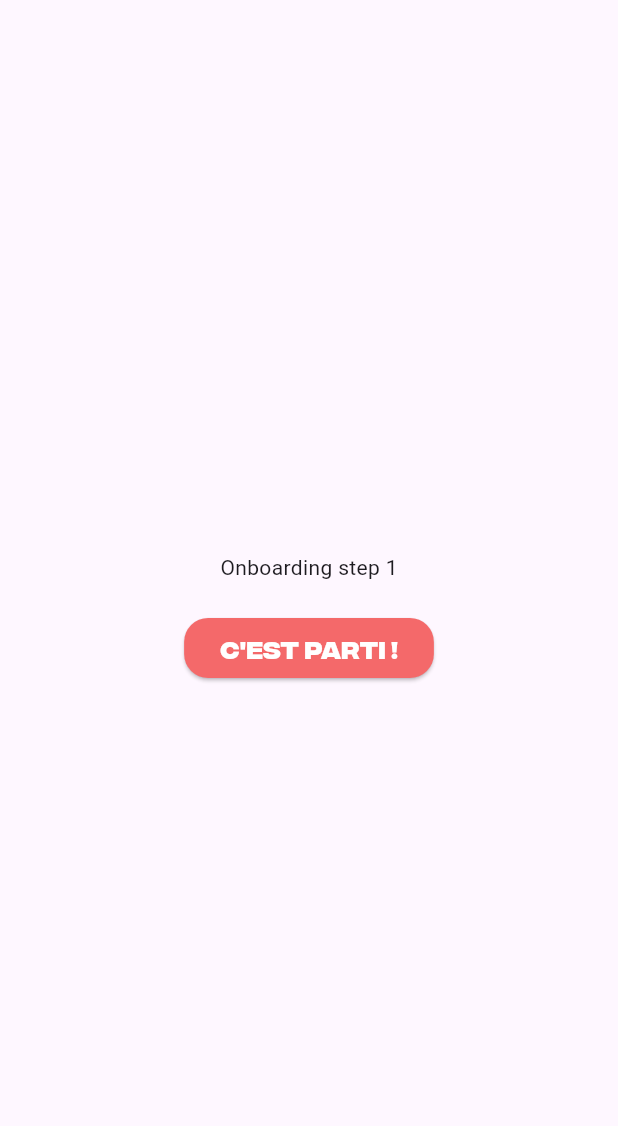
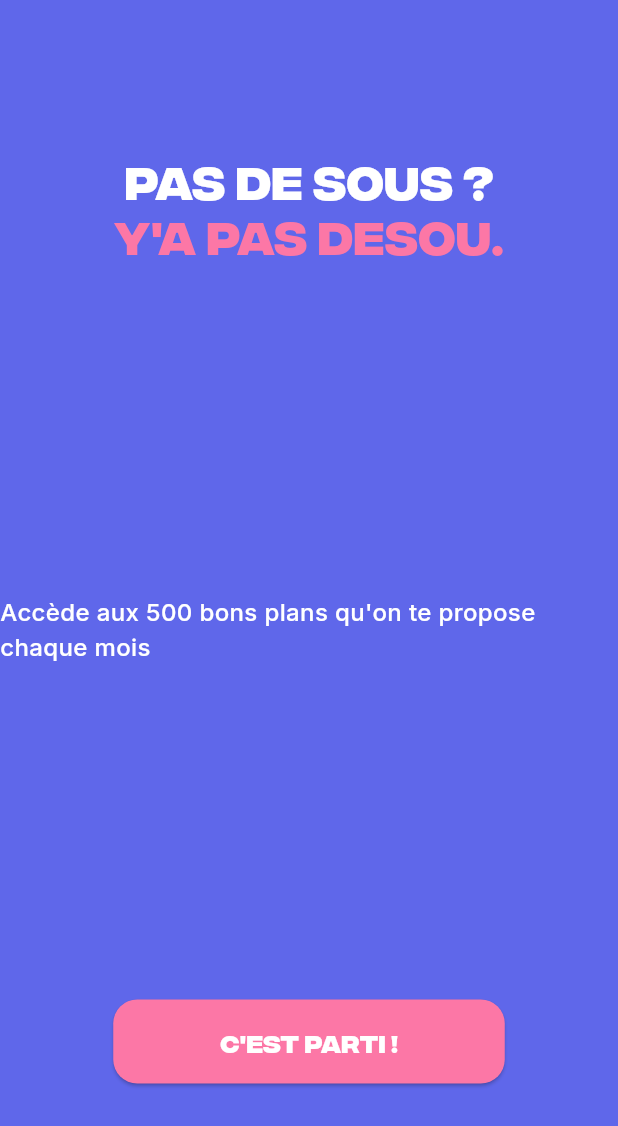
Before and after one commit to eliottignoble/feeder_app, a Flutter app: the screen it shows after launch, on a phone screen of 412 x 824 dp. Shown: the top 1126 px of the screen. Run offline on Flutter 3.47's test engine with Material 3 defaults, Android fonts, the light colour scheme and no system bars; our stand-ins replace go_router, shared_preferences.

Commit message:
added ui for onboarding

```diff
--- a/lib/assets/typography.dart
+++ b/lib/assets/typography.dart
@@ -16,4 +16,10 @@ class CustomTextStyles {
     fontSize: 24,
     fontWeight: FontWeight.bold,
   );
+
+  static const TextStyle baseInter = TextStyle(
+    fontFamily: inter,
+    fontSize: 16,
+    fontWeight: FontWeight.w500,
+  );
 }
--- a/lib/features/home/presentation/home_view.dart
+++ b/lib/features/home/presentation/home_view.dart
@@ -1,12 +1,6 @@
 import 'package:feeed/assets/colors.dart';
-import 'package:feeed/assets/images.dart';
-import 'package:feeed/features/shared/style/components/cta_button.dart';
-import 'package:feeed/router/router.dart';
 import 'package:flutter/material.dart';
 import 'package:feeed/assets/typography.dart';
-import 'package:feeed/example_view.dart';
-import 'package:go_router/go_router.dart';
-import 'package:go_router/go_router.dart';
 
 class MyHomePage extends StatelessWidget {
   const MyHomePage({super.key});
--- a/lib/features/onboarding/presentation/steps/onboarding_start.dart
+++ b/lib/features/onboarding/presentation/steps/onboarding_start.dart
@@ -1,11 +1,10 @@
+import 'package:feeed/assets/colors.dart';
+import 'package:feeed/assets/typography.dart';
 import 'package:feeed/features/shared/style/components/cta_button.dart';
 import 'package:feeed/providers/onboarding_providers.dart';
-import 'package:feeed/router/router.dart';
 import 'package:flutter/material.dart';
-import 'package:go_router/go_router.dart';
 import 'package:provider/provider.dart';
-import 'package:shared_preferences/shared_preferences.dart';
-import 'package:feeed/utils/shared_preferences_constants.dart'; // si tu as une constante
+import 'package:feeed/assets/typography.dart';
 
 class OnboardingStart extends StatelessWidget {
   const OnboardingStart({super.key});
@@ -13,12 +12,40 @@ class OnboardingStart extends StatelessWidget {
   @override
   Widget build(BuildContext context) {
     return Scaffold(
+      backgroundColor: CustomColors.bg,
       body: Center(
         child: Column(
           spacing: 20,
-          mainAxisAlignment: MainAxisAlignment.center,
+          mainAxisAlignment: MainAxisAlignment.spaceAround,
           children: [
-            const Text("Onboarding step 1"),
+            Column(
+              children: [
+                Text(
+                  'PAS DE SOUS ?',
+                  style: CustomTextStyles.title.copyWith(
+                    color: CustomColors.white,
+                    height: 0,
+                  ),
+                ),
+                Text(
+                  "Y'A PAS DESOU.",
+                  style: CustomTextStyles.title.copyWith(
+                    color: CustomColors.rose,
+                    height: 0,
+                  ),
+                ),
+              ],
+            ),
+            Column(
+              children: [
+                Text(
+                  "Accède aux 500 bons plans qu'on te propose chaque mois",
+                  style: CustomTextStyles.baseInter.copyWith(
+                    color: CustomColors.white,
+                  ),
+                ),
+              ],
+            ),
             CtaButton(
               text: "C'est parti !",
               onPressed: () async {
--- a/lib/features/shared/style/components/cta_button.dart
+++ b/lib/features/shared/style/components/cta_button.dart
@@ -16,7 +16,8 @@ class CtaButton extends StatelessWidget {
           ElevatedButton(
             onPressed: onPressed,
             style: ElevatedButton.styleFrom(
-              backgroundColor: CustomColors.red,
+              minimumSize: Size(261, 56),
+              backgroundColor: CustomColors.rose,
               shape: RoundedRectangleBorder(
                 borderRadius: BorderRadius.circular(16),
               ),
```
